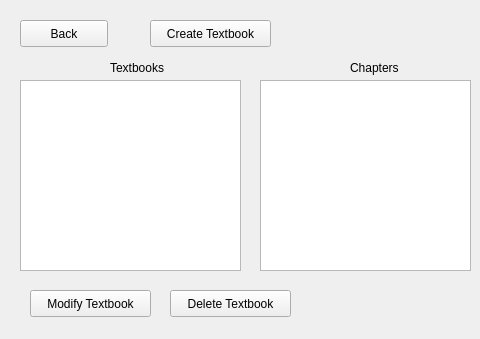
Old version of the form D4_TeamJava/cuTPS_gui/ManageTextbooksInterfaceWindow.ui in the repository AnkushVarshneya/CUTPS; both pictures show x 0 to 480 and y 0 to 339 of the 718 by 339 pixel window.
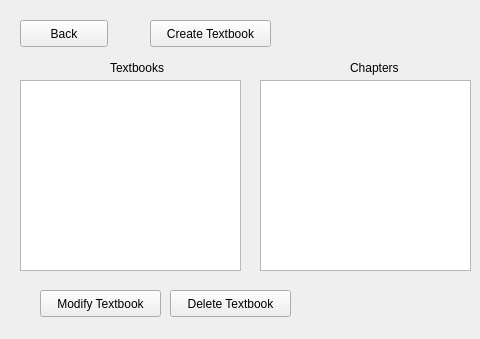
New version of the form.

Commit message: Fixed issue with populating the view list where the section number in a chapter are not in sequential order (e.g. 1,2,3,4,6 would break for example) Modified OurStandardItem.cpp so that it gets only the index at the course's section list rather than incrementing section each time

Patch:
```diff
--- a/D4_TeamJava/cuTPS_gui/ManageTextbooksInterfaceWindow.ui
+++ b/D4_TeamJava/cuTPS_gui/ManageTextbooksInterfaceWindow.ui
@@ -42,7 +42,7 @@
   <widget class="QPushButton" name="modifyTextbookOption">
    <property name="geometry">
     <rect>
-     <x>30</x>
+     <x>40</x>
      <y>290</y>
      <width>121</width>
      <height>27</height>
```
The commit also changes 2 other files.
